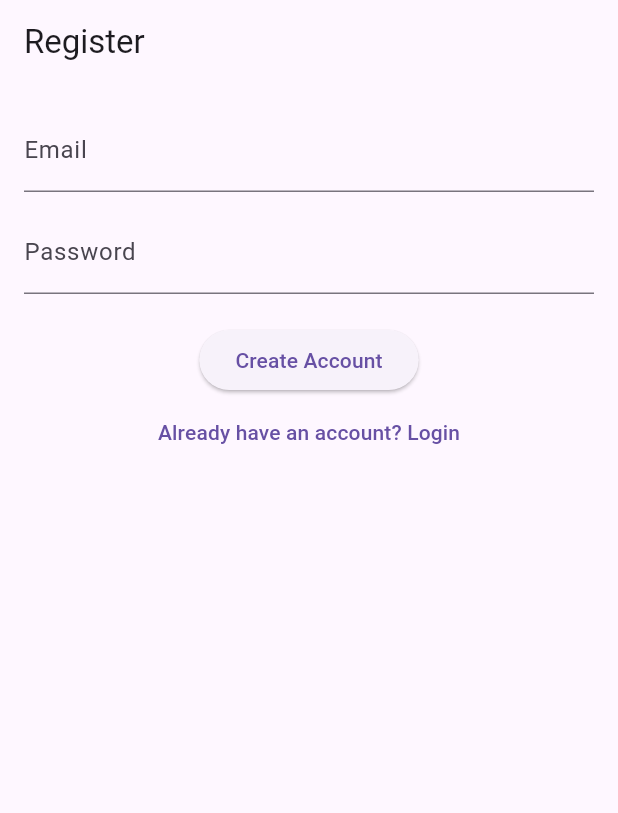
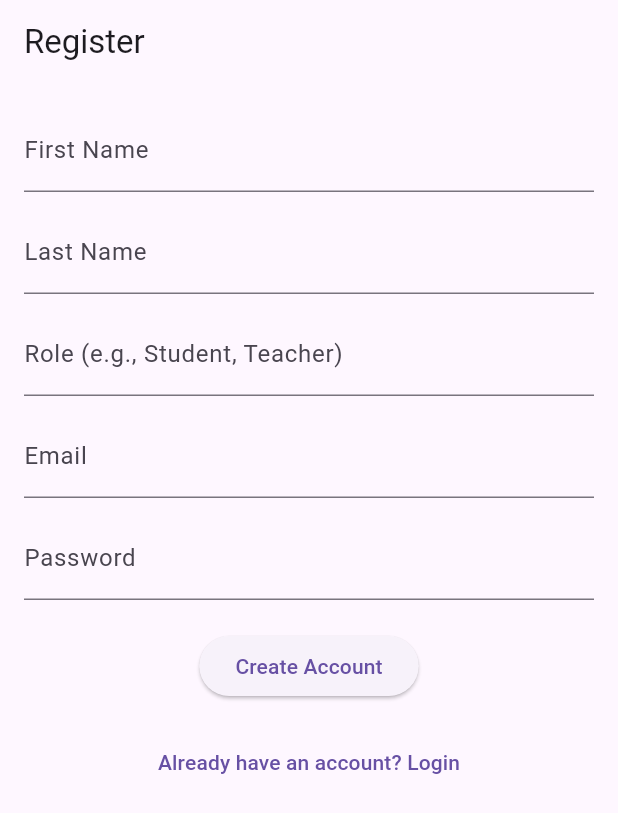
Before and after one commit to kevinlam13/MessageBoardApp-, a Flutter app: the screen it shows after launch, after a tap on "Login", after a tap on "Don't have an account? Register", on a phone screen of 412 x 824 dp. Shown: the top 813 px of the screen. Run offline on Flutter 3.47's test engine with Material 3 defaults, Android fonts, the phone set to English and light mode, and no system bars; our stand-ins replace cloud_firestore, firebase_auth, firebase_core; accounts and stored records are empty; network calls fail.

```diff
--- a/lib/auth_pages.dart
+++ b/lib/auth_pages.dart
@@ -1,5 +1,6 @@
 import 'package:flutter/material.dart';
 import 'package:firebase_auth/firebase_auth.dart';
+import 'package:cloud_firestore/cloud_firestore.dart';
 
 class AuthPage extends StatefulWidget {
   const AuthPage({super.key});
@@ -51,9 +52,13 @@ class _LoginPageState extends State<LoginPage> {
       );
     } on FirebaseAuthException catch (e) {
       setState(() => error = e.message);
+    } catch (e) {
+      setState(() => error = 'An unexpected error occurred.');
     }
 
+    if (mounted) {
       setState(() => loading = false);
+    }
   }
 
   @override
@@ -62,14 +67,21 @@ class _LoginPageState extends State<LoginPage> {
       appBar: AppBar(title: const Text("Login")),
       body: Padding(
         padding: const EdgeInsets.all(16),
+        child: SingleChildScrollView(
           child: Column(
             children: [
               if (error != null)
-              Text(error!,
-                  style: const TextStyle(color: Colors.red, fontSize: 14)),
+                Padding(
+                  padding: const EdgeInsets.only(bottom: 8.0),
+                  child: Text(
+                    error!,
+                    style: const TextStyle(color: Colors.red, fontSize: 14),
+                  ),
+                ),
               TextField(
                 controller: email,
                 decoration: const InputDecoration(labelText: "Email"),
+                keyboardType: TextInputType.emailAddress,
               ),
               const SizedBox(height: 12),
               TextField(
@@ -84,11 +96,13 @@ class _LoginPageState extends State<LoginPage> {
                     ? const CircularProgressIndicator()
                     : const Text("Login"),
               ),
+              const SizedBox(height: 16),
               TextButton(
                 onPressed: widget.onSwitchToRegister,
                 child: const Text("Don't have an account? Register"),
-            )
+              ),
             ],
+          ),
         ),
       ),
     );
@@ -107,8 +121,12 @@ class RegisterPage extends StatefulWidget {
 }
 
 class _RegisterPageState extends State<RegisterPage> {
+  final firstName = TextEditingController();
+  final lastName = TextEditingController();
+  final role = TextEditingController();
   final email = TextEditingController();
   final password = TextEditingController();
+
   bool loading = false;
   String? error;
 
@@ -119,15 +137,39 @@ class _RegisterPageState extends State<RegisterPage> {
     });
 
     try {
+      // 1) Create the auth user
+      final credential =
       await FirebaseAuth.instance.createUserWithEmailAndPassword(
         email: email.text.trim(),
         password: password.text.trim(),
       );
+
+      final user = credential.user;
+      if (user == null) {
+        throw Exception('User registration failed.');
+      }
+
+      // 2) Create Firestore user profile
+      final usersRef = FirebaseFirestore.instance.collection('users');
+
+      await usersRef.doc(user.uid).set({
+        'uid': user.uid,
+        'email': email.text.trim(),
+        'firstName': firstName.text.trim(),
+        'lastName': lastName.text.trim(),
+        'role': role.text.trim(),
+        'registrationDate': FieldValue.serverTimestamp(),
+      });
+      // After this, AuthGate will detect logged-in user and navigate to MessageBoardsPage
     } on FirebaseAuthException catch (e) {
       setState(() => error = e.message);
+    } catch (e) {
+      setState(() => error = 'Failed to register. Please try again.');
     }
 
+    if (mounted) {
       setState(() => loading = false);
+    }
   }
 
   @override
@@ -136,14 +178,38 @@ class _RegisterPageState extends State<RegisterPage> {
       appBar: AppBar(title: const Text("Register")),
       body: Padding(
         padding: const EdgeInsets.all(16),
+        child: SingleChildScrollView(
           child: Column(
             children: [
               if (error != null)
-              Text(error!,
-                  style: const TextStyle(color: Colors.red, fontSize: 14)),
+                Padding(
+                  padding: const EdgeInsets.only(bottom: 8.0),
+                  child: Text(
+                    error!,
+                    style: const TextStyle(color: Colors.red, fontSize: 14),
+                  ),
+                ),
+              TextField(
+                controller: firstName,
+                decoration: const InputDecoration(labelText: "First Name"),
+              ),
+              const SizedBox(height: 12),
+              TextField(
+                controller: lastName,
+                decoration: const InputDecoration(labelText: "Last Name"),
+              ),
+              const SizedBox(height: 12),
+              TextField(
+                controller: role,
+                decoration: const InputDecoration(
+                  labelText: "Role (e.g., Student, Teacher)",
+                ),
+              ),
+              const SizedBox(height: 12),
               TextField(
                 controller: email,
                 decoration: const InputDecoration(labelText: "Email"),
+                keyboardType: TextInputType.emailAddress,
               ),
               const SizedBox(height: 12),
               TextField(
@@ -158,11 +224,13 @@ class _RegisterPageState extends State<RegisterPage> {
                     ? const CircularProgressIndicator()
                     : const Text("Create Account"),
               ),
+              const SizedBox(height: 16),
               TextButton(
                 onPressed: widget.onSwitchToLogin,
                 child: const Text("Already have an account? Login"),
-            )
+              ),
             ],
+          ),
         ),
       ),
     );
```
Lines whose indentation alone changed are shown as unchanged.
